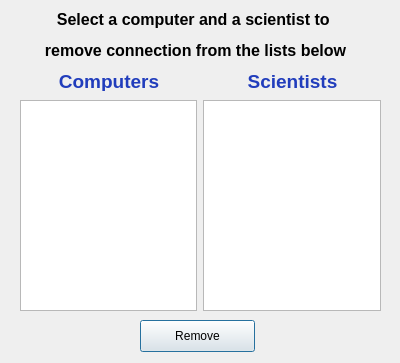
This is vika3/week3/removeconnectionsdialog.ui in axelboga/hopur32 as Qt 5 draws it before an edit. The edited form follows.
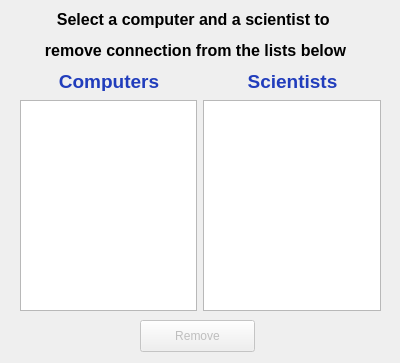
This is the edited form.

Diff of the .ui file:
```diff
--- a/vika3/week3/removeconnectionsdialog.ui
+++ b/vika3/week3/removeconnectionsdialog.ui
@@ -14,6 +14,9 @@
    <string>Dialog</string>
   </property>
   <widget class="QPushButton" name="button_remove">
+   <property name="enabled">
+    <bool>false</bool>
+   </property>
    <property name="geometry">
     <rect>
      <x>140</x>
```
